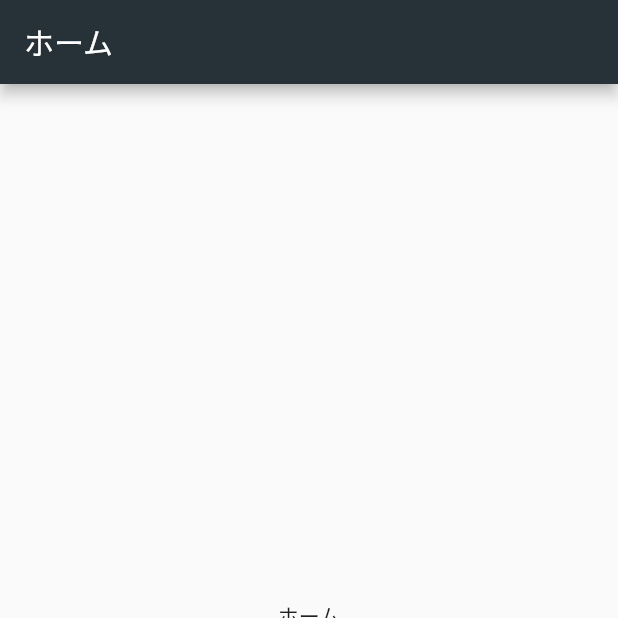
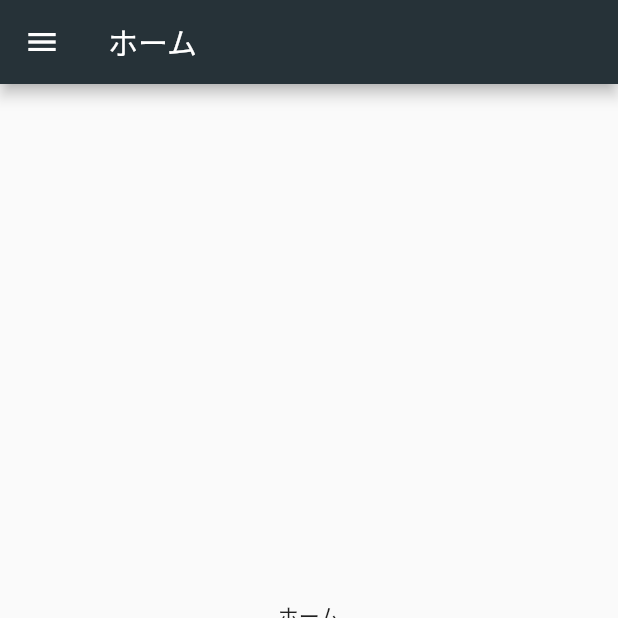
Before and after one commit to nekoharuyuki/flutter_test, a Flutter app: the screen it shows after launch, on a phone screen of 412 x 824 dp, the top half of it. Run offline on Flutter 3.47's test engine with Material 2 defaults, Android fonts, the phone set to English and light mode, and no system bars; our stand-ins replace flutter_slidable.

```diff
--- a/my_app/lib/root.dart
+++ b/my_app/lib/root.dart
@@ -3,7 +3,7 @@ import 'package:flutter/material.dart';
 import 'routes/home_route.dart';
 import 'routes/talk/talk_route.dart';
 import 'routes/timeline_route.dart';
-import 'routes/wallet_route.dart';
+import 'routes/wallet/wallet_route.dart';
 import 'routes/news_route.dart';
 
 class RootWidget extends StatefulWidget {
--- a/my_app/lib/routes/home_route.dart
+++ b/my_app/lib/routes/home_route.dart
@@ -1,9 +1,50 @@
 import 'package:flutter/material.dart';
+import 'package:my_app/setting/custom_navigation_drawer.dart';
 
 class Home extends StatelessWidget {
   @override
   Widget build(BuildContext context) {
     return Scaffold(
+      //drawer: CollapsingNavigationDrawer(),
+      drawer: Drawer(
+        child: ListView(
+          padding: EdgeInsets.zero,
+          children: <Widget>[
+            DrawerHeader(
+              child: Column(
+                mainAxisSize: MainAxisSize.min,
+                mainAxisAlignment: MainAxisAlignment.center,
+                children: <Widget>[
+                  Image.asset('images/flutter.jpg',
+                  width: 80,
+                  height: 80,),
+                  SizedBox(height: 15,),
+                  Text("name",
+                  style: TextStyle(color: Colors.grey),)
+                ],
+              ),
+              decoration: BoxDecoration(
+                color: Colors.white,
+              ),
+            ),
+            ListTile(
+              leading: Icon(Icons.add_to_photos),
+              title: Text('Add to Photos'),
+              onTap: () {
+                Navigator.pop(context);
+              },
+            ),
+            ListTile(
+              leading: Icon(Icons.add_alarm),
+              title: Text('Alarm'),
+              onTap: () {
+                Navigator.pop(context);
+              },
+            ),
+
+          ],
+        ),
+      ),
       appBar: AppBar(
         title: Text("ホーム"),
       ),
--- /dev/null
+++ b/my_app/lib/setting/custom_navigation_drawer.dart
@@ -0,0 +1,4 @@
+export 'commons/collapsing_list_tile_widget.dart';
+export 'commons/collapsing_navigation_drawer_widget.dart';
+export 'model/navigation_model.dart';
+export 'theme.dart';
```
Also changed, not shown: my_app/lib/setting/commons/collapsing_list_tile_widget.dart (added, +67 -0 lines), my_app/lib/setting/commons/collapsing_navigation_drawer_widget.dart (added, +92 -0 lines), my_app/lib/setting/model/navigation_model.dart (added, +16 -0 lines), my_app/lib/setting/theme.dart (added, +7 -0 lines), my_app/lib/routes/wallet/wallet_route.dart (renamed from my_app/lib/routes/wallet_route.dart), 2 other files.
